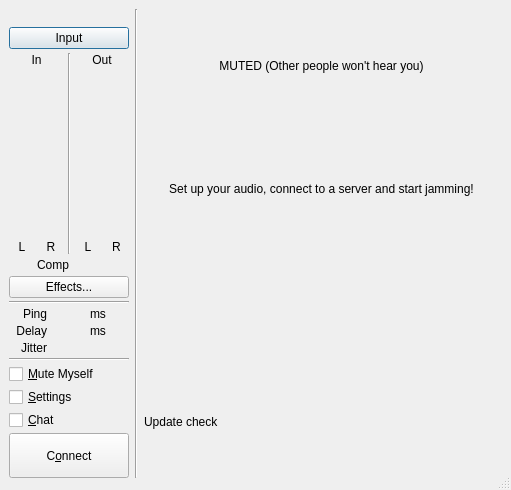
The window that src/clientdlgbase.ui (jamulussoftware/jamulus) describes before a commit, drawn with Qt 5.
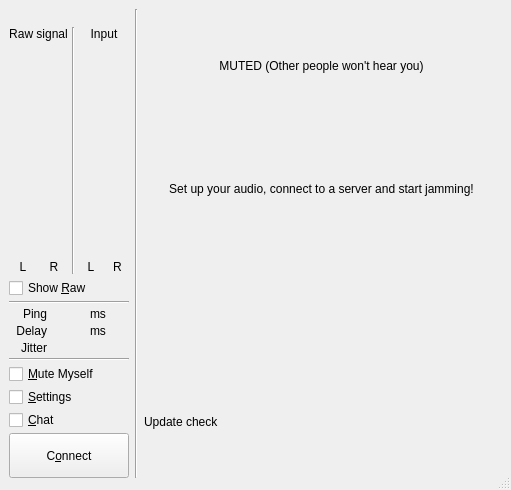
The same window after the commit. Icons and pictures are not drawn. Custom widgets are drawn as their Qt base class.

What changed in the file:
```diff
--- a/src/clientdlgbase.ui
+++ b/src/clientdlgbase.ui
@@ -90,13 +90,6 @@
              </property>
             </widget>
             </item>
-            <item>
-            <widget class="QPushButton" name="butMeterMode">
-             <property name="text">
-              <string>Input</string>
-             </property>
-            </widget>
-            </item>
             <item>
             <layout class="QHBoxLayout" name="hblMeters">
             <item>
@@ -123,7 +116,7 @@
             <item>
             <widget class="QLabel" name="lblMeterCaptionIn">
              <property name="text">
-              <string>In</string>
+                     <string>Raw signal</string>
              </property>
              <property name="alignment">
               <set>Qt::AlignCenter</set>
@@ -131,7 +124,91 @@
             </widget>
             </item>
             <item>
-            <layout class="QHBoxLayout" name="hblInMeterBars">
+                   <layout class="QHBoxLayout" name="hblRawMeterBars">
+                    <item>
+                     <widget class="CLevelMeter" name="lbrRawLevelL" native="true">
+                      <property name="sizePolicy">
+                       <sizepolicy hsizetype="Fixed" vsizetype="Expanding">
+                        <horstretch>0</horstretch>
+                        <verstretch>0</verstretch>
+                       </sizepolicy>
+                      </property>
+                      <property name="minimumSize">
+                       <size>
+                        <width>19</width>
+                        <height>88</height>
+                       </size>
+                      </property>
+                     </widget>
+                    </item>
+                    <item>
+                     <widget class="CLevelMeter" name="lbrRawLevelR" native="true">
+                      <property name="sizePolicy">
+                       <sizepolicy hsizetype="Fixed" vsizetype="Expanding">
+                        <horstretch>0</horstretch>
+                        <verstretch>0</verstretch>
+                       </sizepolicy>
+                      </property>
+                      <property name="minimumSize">
+                       <size>
+                        <width>19</width>
+                        <height>88</height>
+                       </size>
+                      </property>
+                     </widget>
+                    </item>
+                   </layout>
+                  </item>
+                  <item>
+                   <layout class="QHBoxLayout" name="hblRawMeterLabels">
+                    <item>
+                     <widget class="QLabel" name="lblRawLevelMeterLeft">
+                      <property name="text">
+                       <string>L</string>
+                      </property>
+                      <property name="alignment">
+                       <set>Qt::AlignCenter</set>
+                      </property>
+                     </widget>
+                    </item>
+                    <item>
+                     <widget class="QLabel" name="lblRawLevelMeterRight">
+                      <property name="text">
+                       <string>R</string>
+                      </property>
+                      <property name="alignment">
+                       <set>Qt::AlignCenter</set>
+                      </property>
+                     </widget>
+                    </item>
+                   </layout>
+                  </item>
+                 </layout>
+                </item>
+                <item>
+                 <widget class="Line" name="lineRawLevelMeter">
+                  <property name="orientation">
+                   <enum>Qt::Vertical</enum>
+                  </property>
+                 </widget>
+                </item>
+                <item>
+                 <layout class="QVBoxLayout" name="vblInputMeters">
+                  <property name="spacing">
+                   <number>3</number>
+                  </property>
+                  <item>
+                   <widget class="QLabel" name="lblInputLEDMeter">
+                    <property name="text">
+                     <string>Input</string>
+                    </property>
+                    <property name="alignment">
+                     <set>Qt::AlignCenter</set>
+                    </property>
+                   </widget>
+                  </item>
+                  <item>
+                   <layout class="QHBoxLayout" name="hblInputMeterBars">
             <item>
             <widget class="CLevelMeter" name="lbrInputLevelL" native="true">
              <property name="sizePolicy">
@@ -167,7 +244,7 @@
             </layout>
             </item>
             <item>
-            <layout class="QHBoxLayout" name="hblInMeterLabels">
+                   <layout class="QHBoxLayout" name="hblInputMeterLabels">
             <item>
             <widget class="QLabel" name="lblLevelMeterLeft">
              <property name="text">
@@ -192,90 +269,6 @@
             </item>
             </layout>
             </item>
-            <item>
-            <widget class="Line" name="lineMeterInOut">
-             <property name="orientation">
-              <enum>Qt::Vertical</enum>
-             </property>
-            </widget>
-            </item>
-            <item>
-            <layout class="QVBoxLayout" name="vblOutMeters">
-             <property name="spacing">
-              <number>3</number>
-             </property>
-            <item>
-            <widget class="QLabel" name="lblMeterCaptionOut">
-             <property name="text">
-              <string>Out</string>
-             </property>
-             <property name="alignment">
-              <set>Qt::AlignCenter</set>
-             </property>
-            </widget>
-            </item>
-            <item>
-            <layout class="QHBoxLayout" name="hblOutMeterBars">
-            <item>
-            <widget class="CLevelMeter" name="lbrOutputLevelL" native="true">
-             <property name="sizePolicy">
-              <sizepolicy hsizetype="Fixed" vsizetype="Expanding">
-               <horstretch>0</horstretch>
-               <verstretch>0</verstretch>
-              </sizepolicy>
-             </property>
-             <property name="minimumSize">
-              <size>
-               <width>19</width>
-               <height>88</height>
-              </size>
-             </property>
-            </widget>
-            </item>
-            <item>
-            <widget class="CLevelMeter" name="lbrOutputLevelR" native="true">
-             <property name="sizePolicy">
-              <sizepolicy hsizetype="Fixed" vsizetype="Expanding">
-               <horstretch>0</horstretch>
-               <verstretch>0</verstretch>
-              </sizepolicy>
-             </property>
-             <property name="minimumSize">
-              <size>
-               <width>19</width>
-               <height>88</height>
-              </size>
-             </property>
-            </widget>
-            </item>
-            </layout>
-            </item>
-            <item>
-            <layout class="QHBoxLayout" name="hblOutMeterLabels">
-            <item>
-            <widget class="QLabel" name="lblOutLevelMeterLeft">
-             <property name="text">
-              <string>L</string>
-             </property>
-             <property name="alignment">
-              <set>Qt::AlignCenter</set>
-             </property>
-            </widget>
-            </item>
-            <item>
-            <widget class="QLabel" name="lblOutLevelMeterRight">
-             <property name="text">
-              <string>R</string>
-             </property>
-             <property name="alignment">
-              <set>Qt::AlignCenter</set>
-             </property>
-            </widget>
-            </item>
-            </layout>
-            </item>
-            </layout>
-            </item>
             <item>
             <spacer>
              <property name="orientation">
@@ -295,87 +288,9 @@
             </layout>
             </item>
             <item>
-            <layout class="QHBoxLayout" name="hblCompLeds">
-            <item>
-            <spacer>
-             <property name="orientation">
-              <enum>Qt::Horizontal</enum>
-             </property>
-             <property name="sizeType">
-              <enum>QSizePolicy::Minimum</enum>
-             </property>
-             <property name="sizeHint" stdset="0">
-              <size>
-               <width>0</width>
-               <height>0</height>
-              </size>
-             </property>
-            </spacer>
-            </item>
-            <item>
-            <widget class="QLabel" name="lblCompLeds">
+               <widget class="QCheckBox" name="chbShowRawLevelMeter">
              <property name="text">
-              <string>Comp</string>
-             </property>
-             <property name="alignment">
-              <set>Qt::AlignCenter</set>
-             </property>
-            </widget>
-            </item>
-            <item>
-            <widget class="QLabel" name="lblCompLedL">
-             <property name="minimumSize">
-              <size>
-               <width>12</width>
-               <height>12</height>
-              </size>
-             </property>
-             <property name="maximumSize">
-              <size>
-               <width>12</width>
-               <height>12</height>
-              </size>
-             </property>
-            </widget>
-            </item>
-            <item>
-            <widget class="QLabel" name="lblCompLedR">
-             <property name="minimumSize">
-              <size>
-               <width>12</width>
-               <height>12</height>
-              </size>
-             </property>
-             <property name="maximumSize">
-              <size>
-               <width>12</width>
-               <height>12</height>
-              </size>
-             </property>
-            </widget>
-            </item>
-            <item>
-            <spacer>
-             <property name="orientation">
-              <enum>Qt::Horizontal</enum>
-             </property>
-             <property name="sizeType">
-              <enum>QSizePolicy::Minimum</enum>
-             </property>
-             <property name="sizeHint" stdset="0">
-              <size>
-               <width>0</width>
-               <height>0</height>
-              </size>
-             </property>
-            </spacer>
-            </item>
-            </layout>
-            </item>
-            <item>
-            <widget class="QPushButton" name="butEffects">
-             <property name="text">
-              <string>Effects...</string>
+                 <string>Show &amp;Raw</string>
              </property>
             </widget>
             </item>
```
Left out of the diff: 7 changed lines with no effect on the pictures. Lines whose indentation alone changed are shown as unchanged.
